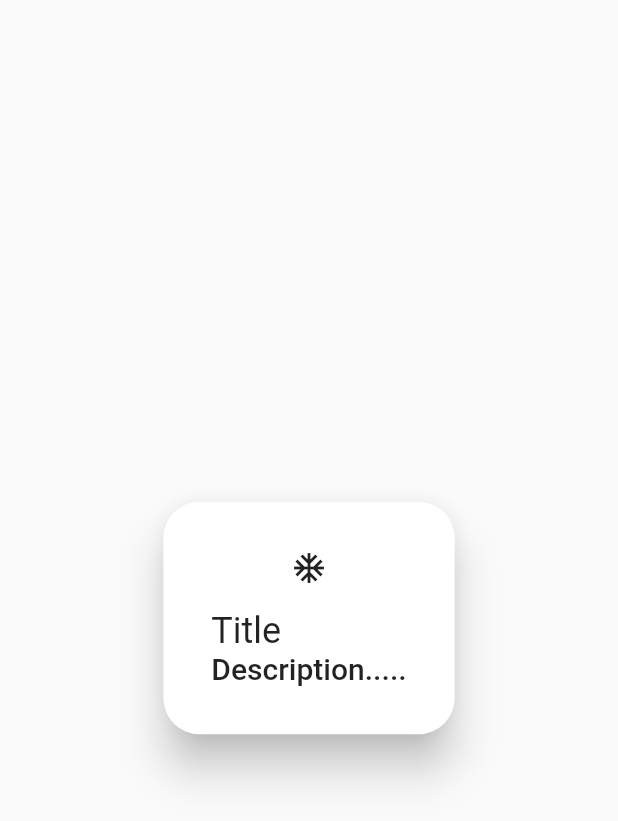
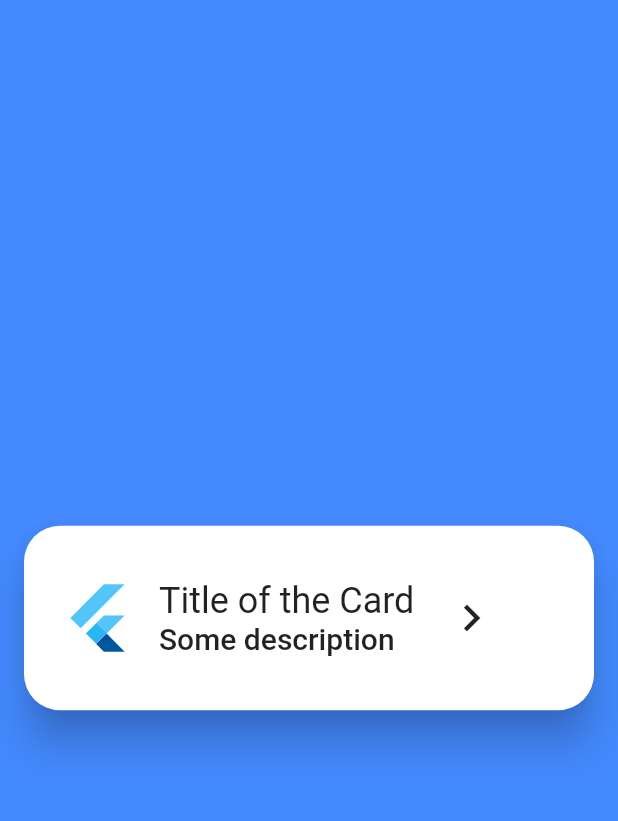
Before and after one commit to Rakibul25/class_tech1, a Flutter app: the screen it shows after launch, on a phone screen of 412 x 824 dp. Shown: the top 821 px of the screen. Run offline on Flutter 3.47's test engine with Material 2 defaults, Android fonts, the phone set to English and light mode, and no system bars.

Commit message:
column inside row

```diff
--- a/lib/homepage.dart
+++ b/lib/homepage.dart
@@ -8,53 +8,7 @@ class HomePage extends StatefulWidget {
 class _HomePageState extends State<HomePage> {
   @override
   Widget build(BuildContext context) {
-    return Scaffold(
-      body: Container(
-        child: Center(
-          child: Card(
-            elevation: 12,
-            shape: RoundedRectangleBorder(
-              borderRadius: BorderRadius.circular(24),
-            ),
-            child: Padding(
-              padding: EdgeInsets.all(32),
-              child: Column(
-                mainAxisSize: MainAxisSize.min,
-                //mainAxisAlignment: MainAxisAlignment.center,
-                //crossAxisAlignment: CrossAxisAlignment.stretch,
-
-                children: <Widget>[
-                  //Container(color: Colors.blue, child: Text("Hello User")),
-                  Icon(Icons.ac_unit),
-                  // FlutterLogo(size: 48),
-                  SizedBox(
-                    height: 16,
-                  ),
-                  Column(
-                    crossAxisAlignment: CrossAxisAlignment.start,
-                    children: <Widget>[
-                      Text(
-                        'Title',
-                        style: Theme.of(context).textTheme.headline5,
-                      ),
-                      Text('Description.....',
-                          style: Theme.of(context).textTheme.headline6),
-                    ],
-                  ),
-                ],
-              ),
-            ),
-          ),
-        ),
-      ),
-    );
-  }
-}
-
-class RowDemo extends StatelessWidget {
-  @override
-  Widget build(BuildContext context) {
-    return Scaffold(
+    var scaffold = Scaffold(
       backgroundColor: Colors.blueAccent,
       body: SafeArea(
         child: Center(
@@ -100,5 +54,58 @@ class RowDemo extends StatelessWidget {
         ),
       ),
     );
+    return scaffold;
   }
 }
+
+// class HomePage extends StatelessWidget {
+//   @override
+//   Widget build(BuildContext context) {
+//     return Scaffold(
+//       backgroundColor: Colors.blueAccent,
+//       body: SafeArea(
+//         child: Center(
+//           child: Card(
+//             margin: EdgeInsets.all(16),
+//             elevation: 12,
+//             shape: RoundedRectangleBorder(
+//               borderRadius: BorderRadius.circular(24),
+//             ),
+//             color: Colors.white,
+//             child: Padding(
+//               padding:
+//                   const EdgeInsets.symmetric(horizontal: 24.0, vertical: 36),
+//               child: Row(
+//                 children: [
+//                   FlutterLogo(size: 50),
+//                   SizedBox(
+//                     width: 16,
+//                   ),
+//                   Column(
+//                     crossAxisAlignment: CrossAxisAlignment.start,
+//                     mainAxisSize: MainAxisSize.min,
+//                     children: <Widget>[
+//                       Text(
+//                         'Title of the Card',
+//                         style: Theme.of(context).textTheme.headline5,
+//                       ),
+//                       Text('Some description',
+//                           style: Theme.of(context).textTheme.headline6),
+//                     ],
+//                   ),
+//                   SizedBox(
+//                     width: 20,
+//                   ),
+//                   Icon(
+//                     Icons.navigate_next,
+//                     size: 36,
+//                   ),
+//                 ],
+//               ),
+//             ),
+//           ),
+//         ),
+//       ),
+//     );
+//   }
+// }
```
